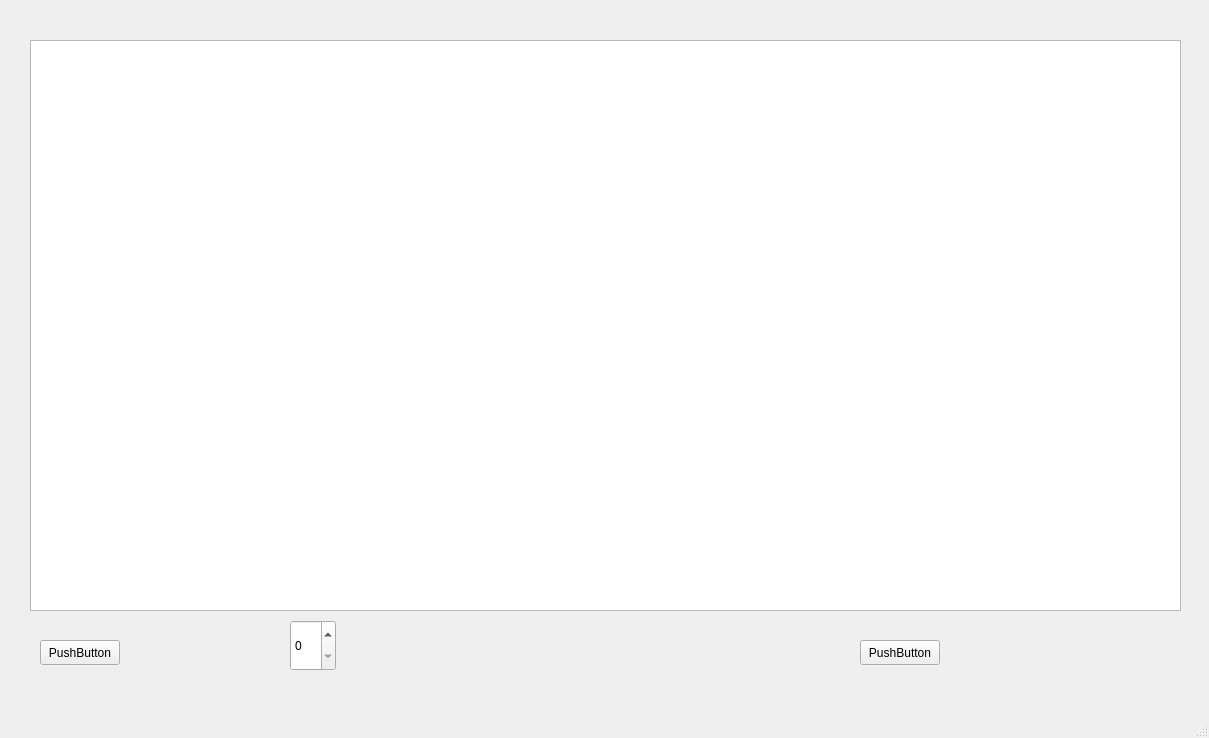
First picture: the form in beadando2proba/mainwindow.ui, repository Cholathor/progbeadando, before the edit.
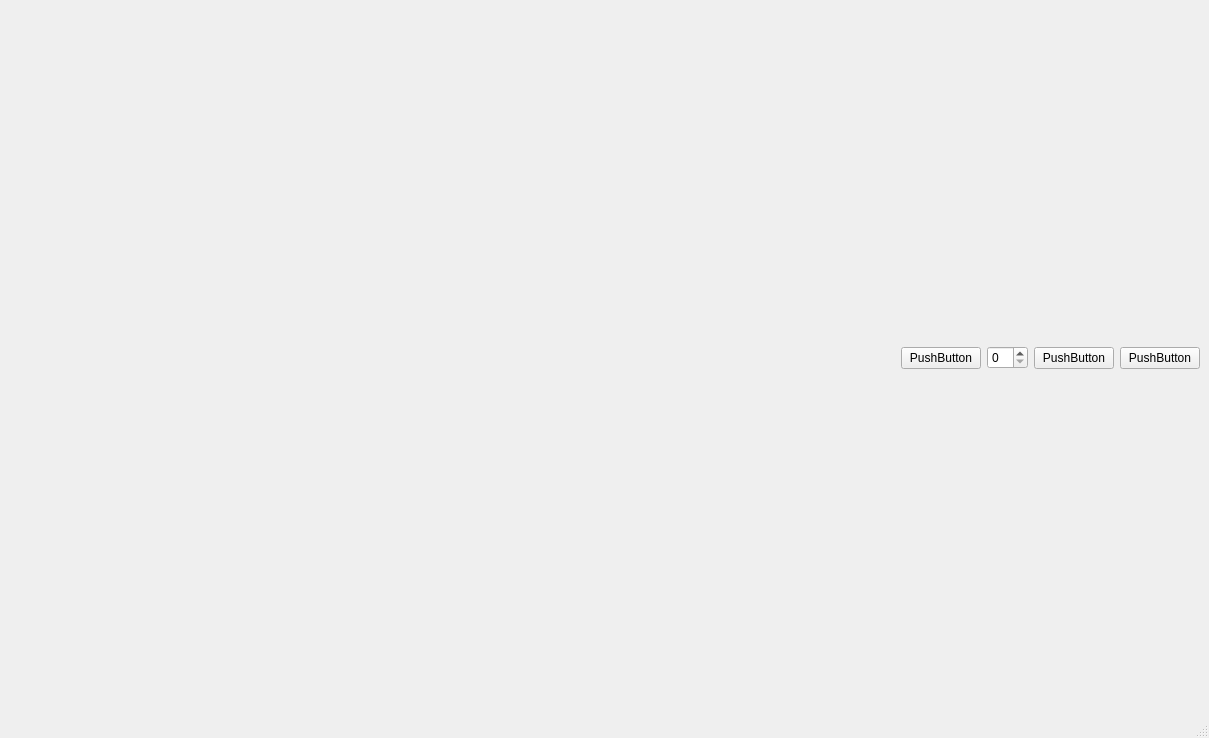
Second picture: the form after the edit.

Commit message: Javított fogyasztó megjelenítés

```diff
--- a/beadando2proba/mainwindow.ui
+++ b/beadando2proba/mainwindow.ui
@@ -14,52 +14,95 @@
    <string>MainWindow</string>
   </property>
   <widget class="QWidget" name="centralwidget">
-   <widget class="QTableWidget" name="tableWidget">
-    <property name="geometry">
-     <rect>
-      <x>30</x>
-      <y>40</y>
-      <width>1151</width>
-      <height>571</height>
-     </rect>
-    </property>
-   </widget>
-   <widget class="QPushButton" name="pushButton">
-    <property name="geometry">
-     <rect>
-      <x>40</x>
-      <y>640</y>
-      <width>80</width>
-      <height>25</height>
-     </rect>
-    </property>
-    <property name="text">
-     <string>PushButton</string>
-    </property>
-   </widget>
-   <widget class="QSpinBox" name="spinBox">
-    <property name="geometry">
-     <rect>
-      <x>290</x>
-      <y>620</y>
-      <width>46</width>
-      <height>51</height>
-     </rect>
-    </property>
-   </widget>
-   <widget class="QPushButton" name="pushButton_2">
-    <property name="geometry">
-     <rect>
-      <x>860</x>
-      <y>640</y>
-      <width>80</width>
-      <height>25</height>
-     </rect>
-    </property>
-    <property name="text">
-     <string>PushButton</string>
-    </property>
-   </widget>
+   <layout class="QHBoxLayout" name="horizontalLayout_3">
+    <item>
+     <layout class="QVBoxLayout" name="verticalLayout">
+      <item>
+       <spacer name="verticalSpacer_2">
+        <property name="orientation">
+         <enum>Qt::Vertical</enum>
+        </property>
+        <property name="sizeHint" stdset="0">
+         <size>
+          <width>20</width>
+          <height>40</height>
+         </size>
+        </property>
+       </spacer>
+      </item>
+      <item>
+       <layout class="QHBoxLayout" name="horizontalLayout_2">
+        <item>
+         <spacer name="horizontalSpacer">
+          <property name="orientation">
+           <enum>Qt::Horizontal</enum>
+          </property>
+          <property name="sizeHint" stdset="0">
+           <size>
+            <width>40</width>
+            <height>20</height>
+           </size>
+          </property>
+         </spacer>
+        </item>
+        <item>
+         <layout class="QGridLayout" name="gridLayout"/>
+        </item>
+        <item>
+         <spacer name="horizontalSpacer_2">
+          <property name="orientation">
+           <enum>Qt::Horizontal</enum>
+          </property>
+          <property name="sizeHint" stdset="0">
+           <size>
+            <width>40</width>
+            <height>20</height>
+           </size>
+          </property>
+         </spacer>
+        </item>
+       </layout>
+      </item>
+      <item>
+       <spacer name="verticalSpacer">
+        <property name="orientation">
+         <enum>Qt::Vertical</enum>
+        </property>
+        <property name="sizeHint" stdset="0">
+         <size>
+          <width>20</width>
+          <height>40</height>
+         </size>
+        </property>
+       </spacer>
+      </item>
+     </layout>
+    </item>
+    <item>
+     <widget class="QPushButton" name="pushButton">
+      <property name="text">
+       <string>PushButton</string>
+      </property>
+     </widget>
+    </item>
+    <item>
+     <widget class="QSpinBox" name="spinBox"/>
+    </item>
+    <item>
+     <widget class="QPushButton" name="pushButton_3">
+      <property name="text">
+       <string>PushButton</string>
+      </property>
+     </widget>
+    </item>
+    <item>
+     <widget class="QPushButton" name="pushButton_2">
+      <property name="text">
+       <string>PushButton</string>
+      </property>
+     </widget>
+    </item>
+   </layout>
   </widget>
   <widget class="QMenuBar" name="menubar">
    <property name="geometry">
```
The commit also changes 2 other files.
